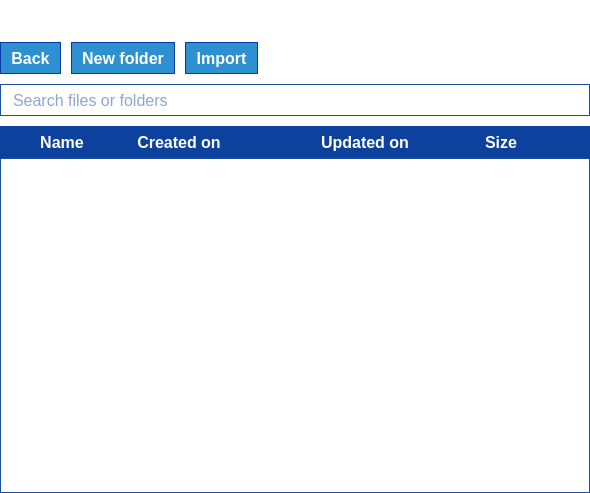
This is parsec/core/gui/forms/files_widget.ui in Scille/parsec-cloud as Qt 5 draws it before an edit. The edited form follows.
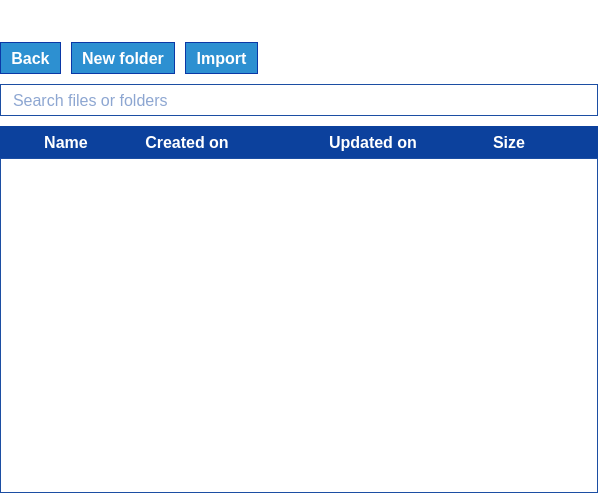
This is the edited form. Icons and pictures are not drawn.

Commit message: [GUI] Fixed workspace deletion && display, menu display, get text dialogs

Diff of the .ui file:
```diff
--- a/parsec/core/gui/forms/files_widget.ui
+++ b/parsec/core/gui/forms/files_widget.ui
@@ -6,7 +6,7 @@
    <rect>
     <x>0</x>
     <y>0</y>
-    <width>590</width>
+    <width>598</width>
     <height>493</height>
    </rect>
   </property>
@@ -546,7 +546,12 @@
            <bool>true</bool>
           </property>
           <property name="styleSheet">
-           <string notr="true">QMenu::item
+           <string notr="true">QMenu
+{
+border: 1px solid rgb(11, 56, 166);
+}
+
+QMenu::item
 {
 background-color: rgb(255, 255, 255);
 color: rgb(0, 0, 0);
```
The commit also changes 13 other files.
